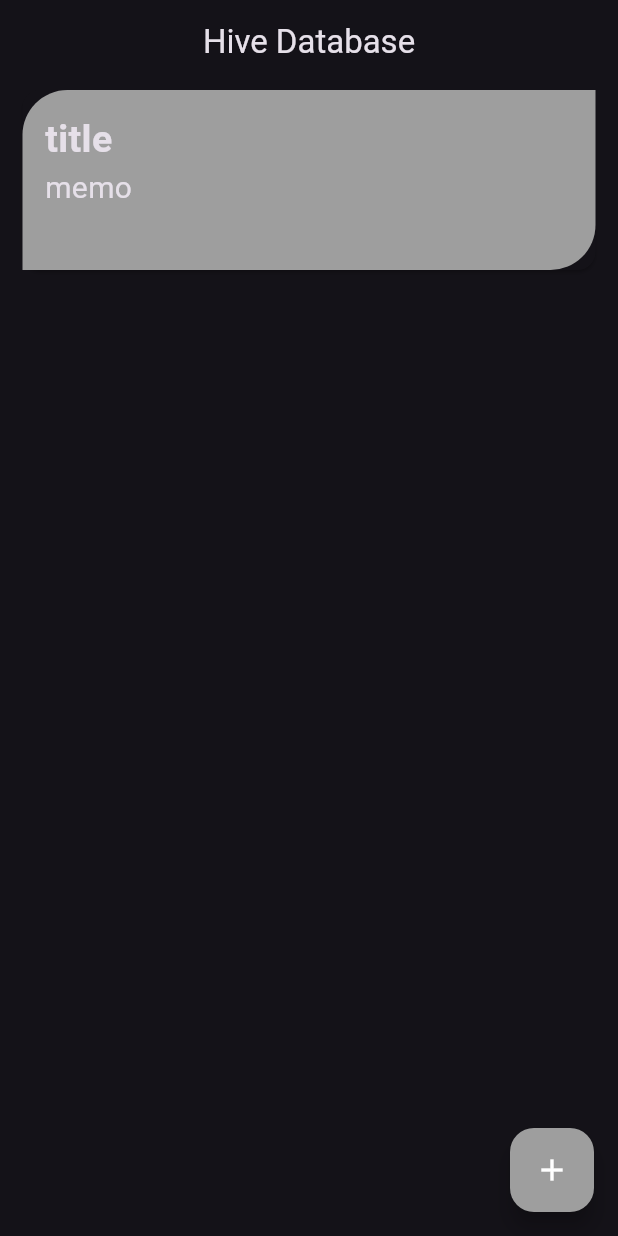
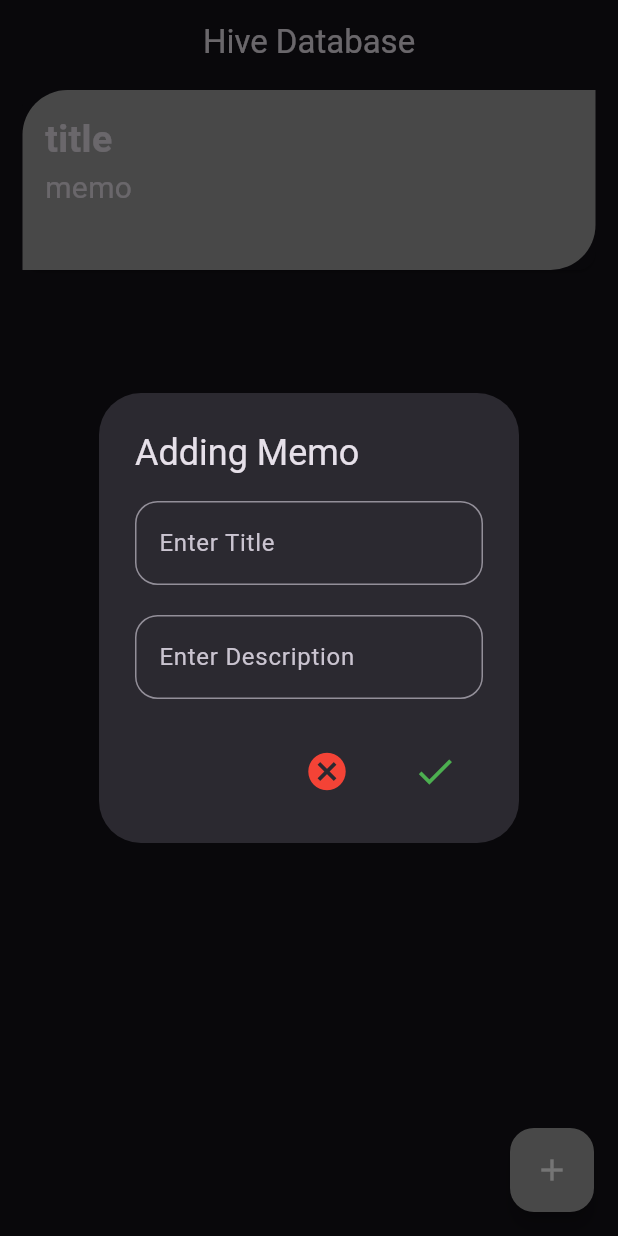
Before and after one commit to KhubaibJamal/Flutter-Hive-Database, a Flutter app: the screen it shows after launch, after a tap on the "add" icon, on a phone screen of 412 x 824 dp. Run offline on Flutter 3.47's test engine with Material 2 defaults, Android fonts, the phone set to English and light mode, and no system bars; our stand-ins replace hive; accounts and stored records are empty.

Commit message:
Creating UI

```diff
--- a/lib/Page/home_page.dart
+++ b/lib/Page/home_page.dart
@@ -9,6 +9,8 @@ class HomePage extends StatefulWidget {
 }
 
 class _HomePageState extends State<HomePage> {
+  final titleController = TextEditingController();
+  final descriptionController = TextEditingController();
   @override
   Widget build(BuildContext context) {
     return Scaffold(
@@ -19,11 +21,13 @@ class _HomePageState extends State<HomePage> {
       ),
       body: Column(
         children: [
-          CardWidget(title: "title", memo: "memo"),
+          const CardWidget(title: "title", memo: "memo"),
         ],
       ),
       floatingActionButton: FloatingActionButton(
-        onPressed: () {},
+        onPressed: () {
+          _showDialogBox();
+        },
         backgroundColor: Theme.of(context).primaryColorLight,
         child: const Icon(
           Icons.add,
@@ -32,4 +36,61 @@ class _HomePageState extends State<HomePage> {
       ),
     );
   }
+
+  Future<void> _showDialogBox() async {
+    return showDialog(
+        context: context,
+        builder: (context) {
+          return AlertDialog(
+            title: const Text("Adding Memo"),
+            content: SingleChildScrollView(
+              child: Column(
+                children: [
+                  TextFormField(
+                    controller: titleController,
+                    decoration: InputDecoration(
+                      hintText: "Enter Title",
+                      border: OutlineInputBorder(
+                        borderRadius: BorderRadius.circular(15),
+                      ),
+                    ),
+                  ),
+                  const SizedBox(height: 20),
+                  TextFormField(
+                    controller: descriptionController,
+                    decoration: InputDecoration(
+                      hintText: "Enter Description",
+                      border: OutlineInputBorder(
+                        borderRadius: BorderRadius.circular(15),
+                      ),
+                    ),
+                  ),
+                ],
+              ),
+            ),
+            actions: [
+              TextButton(
+                onPressed: () {
+                  Navigator.pop(context);
+                },
+                child: const Icon(
+                  Icons.cancel,
+                  color: Colors.red,
+                  size: 30,
+                ),
+              ),
+              TextButton(
+                onPressed: () {
+                  Navigator.pop(context);
+                },
+                child: const Icon(
+                  Icons.done,
+                  color: Colors.green,
+                  size: 30,
+                ),
+              ),
+            ],
+          );
+        });
+  }
 }
--- a/lib/main.dart
+++ b/lib/main.dart
@@ -3,10 +3,15 @@ import 'package:flutter_hive/Page/home_page.dart';
 import 'package:hive/hive.dart';
 import 'package:path_provider/path_provider.dart';
 
+import 'Models/notes_model.dart';
+
 void main() async {
   WidgetsFlutterBinding.ensureInitialized();
   var pathDirectory = await getApplicationDocumentsDirectory();
   Hive.init(pathDirectory.path);
+
+  Hive.registerAdapter(NotesModelAdapter());
+  await Hive.openBox("notes");
 
   runApp(const MyApp());
 }
```
